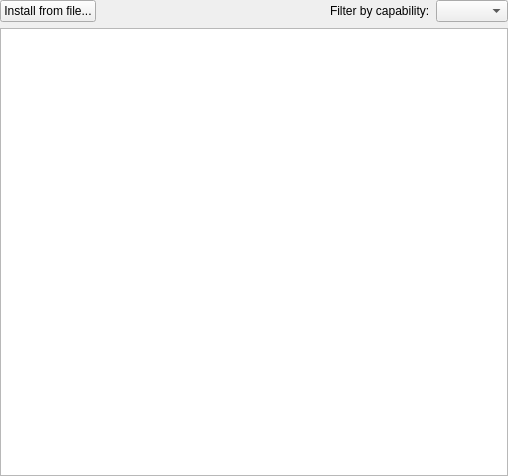
This is src/Settings_Accounts.ui in tomahawk-player/tomahawk as Qt 5 draws it before an edit. The edited form follows.
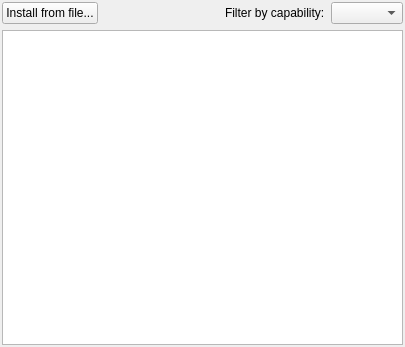
This is the edited form.

Commit message: OS X tweaks for  settings dialog

Diff of the .ui file:
```diff
--- a/src/Settings_Accounts.ui
+++ b/src/Settings_Accounts.ui
@@ -6,8 +6,8 @@
    <rect>
     <x>0</x>
     <y>0</y>
-    <width>508</width>
-    <height>476</height>
+    <width>405</width>
+    <height>347</height>
    </rect>
   </property>
   <property name="windowTitle">
@@ -15,7 +15,7 @@
   </property>
   <layout class="QVBoxLayout" name="verticalLayout">
    <property name="margin">
-    <number>0</number>
+    <number>2</number>
    </property>
    <item>
     <layout class="QHBoxLayout" name="horizontalLayout">
```
Left out of the diff: 6 changed lines with no effect on the pictures. The commit also changes 3 other files.
